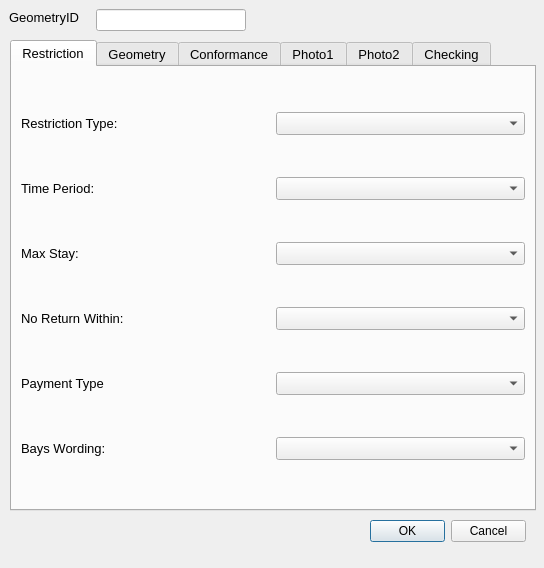
Above: restrictionBayDetails_dialog_base.ui from tlh22/TOMs before the change. Below: the same form after it.
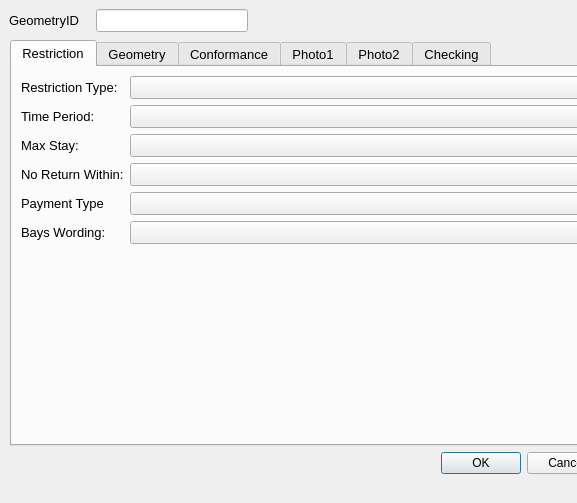
That is the form after the change. Custom widgets are drawn as their Qt base class.

Commit message: Consturction Line fix and changes to forms

The edit to the form file:
```diff
--- a/restrictionBayDetails_dialog_base.ui
+++ b/restrictionBayDetails_dialog_base.ui
@@ -6,8 +6,8 @@
    <rect>
     <x>0</x>
     <y>0</y>
-    <width>544</width>
-    <height>568</height>
+    <width>577</width>
+    <height>503</height>
    </rect>
   </property>
   <property name="minimumSize">
@@ -27,15 +27,18 @@
   <property name="sizeGripEnabled">
    <bool>false</bool>
   </property>
-  <widget class="QLabel" name="label">
+  <widget class="QWidget" name="">
    <property name="geometry">
     <rect>
      <x>9</x>
      <y>9</y>
-     <width>81</width>
-     <height>16</height>
+     <width>239</width>
+     <height>24</height>
     </rect>
    </property>
+   <layout class="QGridLayout" name="gridLayout">
+    <item row="0" column="0">
+     <widget class="QLabel" name="label">
    <property name="minimumSize">
     <size>
      <width>81</width>
@@ -51,15 +54,9 @@
     <string>GeometryID</string>
    </property>
   </widget>
+    </item>
+    <item row="0" column="1">
   <widget class="QLineEdit" name="GeometryID">
-   <property name="geometry">
-    <rect>
-     <x>96</x>
-     <y>9</y>
-     <width>150</width>
-     <height>22</height>
-    </rect>
-   </property>
    <property name="font">
     <font>
      <pointsize>10</pointsize>
@@ -75,15 +72,21 @@
     <string/>
    </property>
   </widget>
-  <widget class="QTabWidget" name="tabWidget">
+    </item>
+   </layout>
+  </widget>
+  <widget class="QWidget" name="">
    <property name="geometry">
     <rect>
      <x>10</x>
      <y>40</y>
-     <width>526</width>
-     <height>471</height>
+     <width>597</width>
+     <height>434</height>
     </rect>
    </property>
+   <layout class="QGridLayout" name="gridLayout_3">
+    <item row="0" column="0">
+     <widget class="QTabWidget" name="tabWidget">
    <property name="minimumSize">
     <size>
      <width>0</width>
@@ -114,7 +117,7 @@
     <attribute name="title">
      <string>Restriction</string>
     </attribute>
-    <layout class="QGridLayout" name="gridLayout">
+       <layout class="QFormLayout" name="formLayout">
      <item row="0" column="0">
       <widget class="QLabel" name="lbl_RestrictionType">
        <property name="minimumSize">
@@ -678,21 +681,18 @@
     </layout>
    </widget>
   </widget>
+    </item>
+    <item row="1" column="0">
   <widget class="QDialogButtonBox" name="button_box">
-   <property name="geometry">
-    <rect>
-     <x>370</x>
-     <y>520</y>
-     <width>156</width>
-     <height>23</height>
-    </rect>
-   </property>
    <property name="orientation">
     <enum>Qt::Horizontal</enum>
    </property>
    <property name="standardButtons">
     <set>QDialogButtonBox::Cancel|QDialogButtonBox::Ok</set>
    </property>
+     </widget>
+    </item>
+   </layout>
   </widget>
  </widget>
  <customwidgets>
```
Lines whose indentation alone changed are shown as unchanged. The commit also changes 4 other files.
